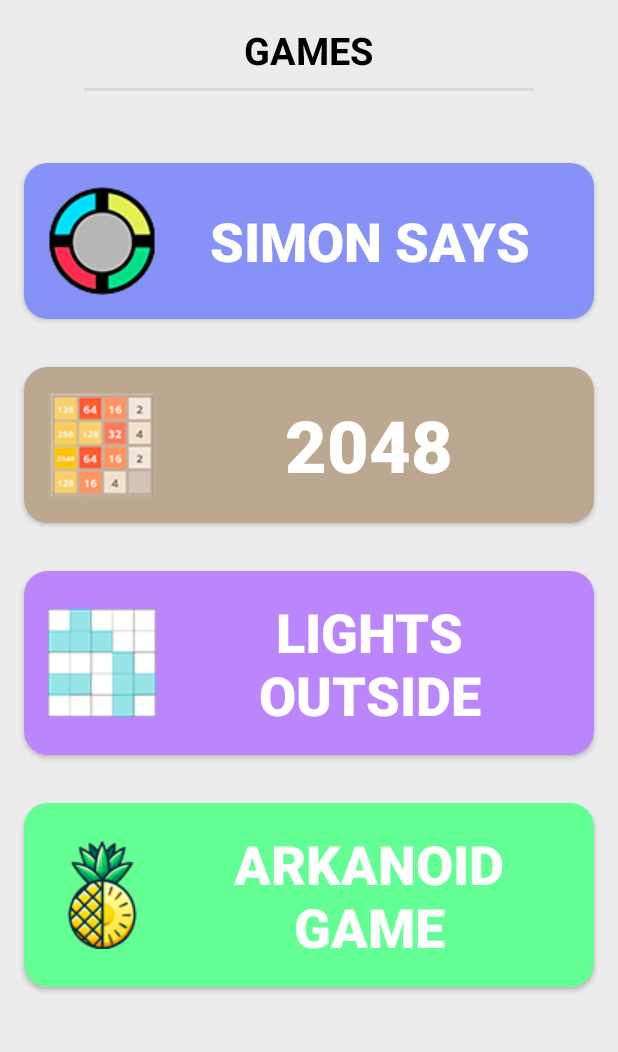
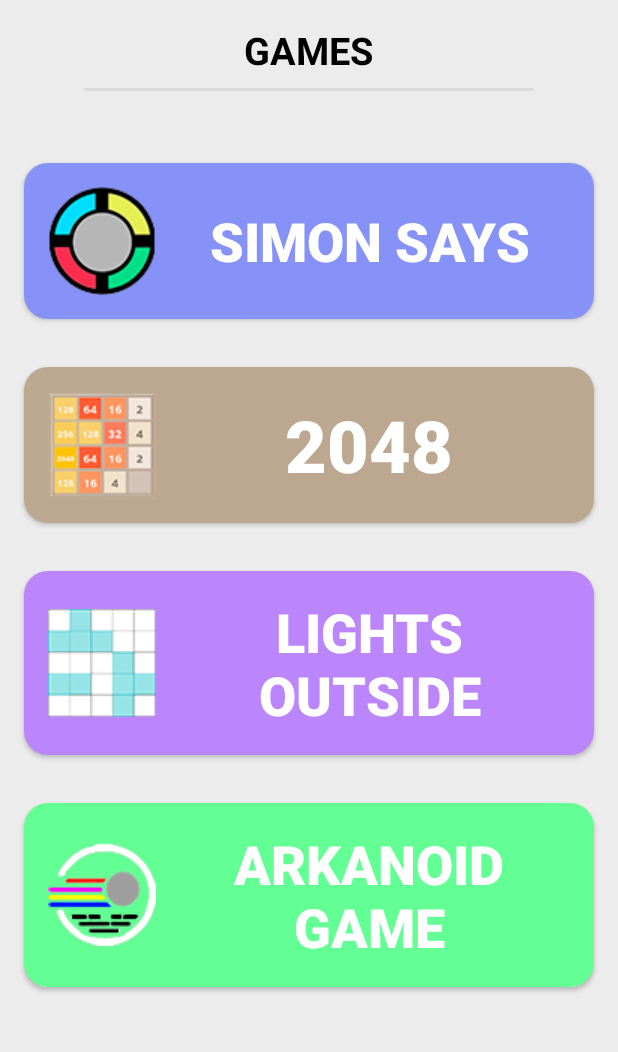
Before and after one commit to davidi13/DavidCenter, an Android app: the screen it shows after launch once a user with an empty profile is signed in (HomeActivity), on a phone screen of 412 x 824 dp, the part 150-1202 px from its top. Run offline under Robolectric (Android 15) with nearby library versions, the phone set to English and light mode, and no system bars; our stand-ins replace Firebase (no records; nobody signed in at launch, a user with empty details on screens opened directly).

```diff
--- a/app/src/main/java/com/example/myloginscreen/LightsOutside.java
+++ b/app/src/main/java/com/example/myloginscreen/LightsOutside.java
@@ -6,7 +6,6 @@ import android.media.AudioAttributes;
 import android.media.SoundPool;
 import android.os.Bundle;
 import android.os.Handler;
-import android.view.View;
 import android.widget.Button;
 import android.widget.GridLayout;
 import android.widget.ImageButton;
--- a/app/src/main/java/com/example/myloginscreen/SimonSays.java
+++ b/app/src/main/java/com/example/myloginscreen/SimonSays.java
@@ -5,7 +5,6 @@ import android.media.SoundPool;
 import android.os.Bundle;
 import android.os.Handler;
 import android.os.SystemClock;
-import android.view.View;
 import android.widget.Button;
 import android.widget.ImageButton;
 import android.widget.Toast;
--- a/app/src/main/res/layout/fragment_home.xml
+++ b/app/src/main/res/layout/fragment_home.xml
@@ -90,7 +90,7 @@
             android:layout_margin="16dp"
             android:background="@drawable/fourth_button"
             android:padding="16dp"
-            android:drawableStart="@drawable/pina"
+            android:drawableStart="@drawable/arkanoid"
             android:drawablePadding="8dp"
             android:text="ARKANOID GAME"
             android:textStyle="bold"
```
Also changed, not shown: app/src/main/res/drawable/arkanoid.png (added), app/src/main/res/drawable/pina.png (deleted).
